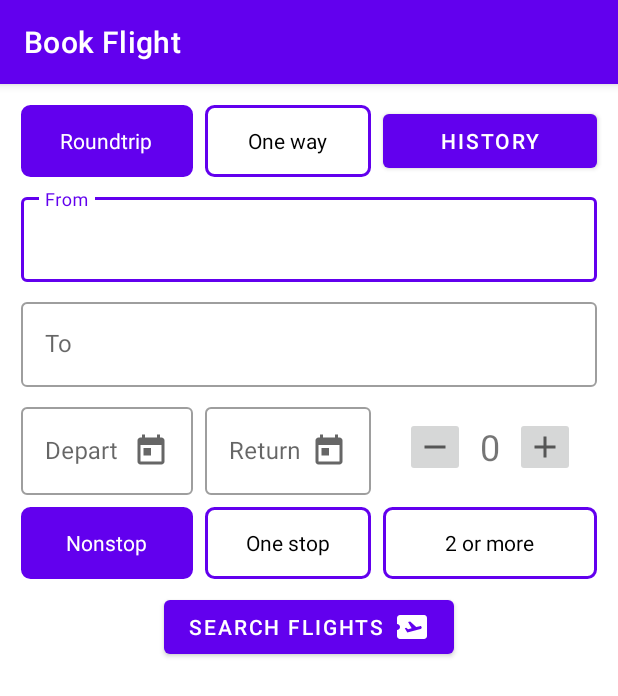
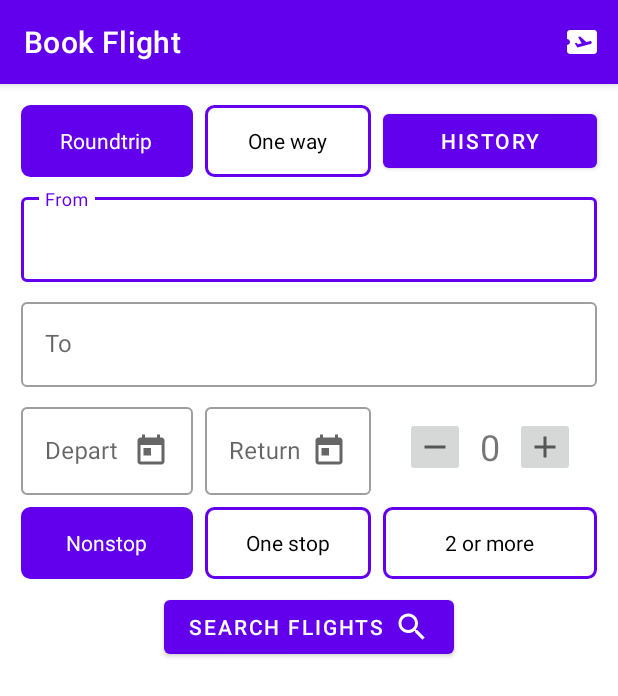
Before and after one commit to xoko14/app-vuelos-DAM2PMDM, an Android app: the ActivityBuscar screen opened directly, with no data from a screen before it, on a phone screen of 412 x 824 dp. Shown: the top 696 px of the screen. Run offline under Robolectric (Android 15) with nearby library versions, the phone set to English and light mode, and no system bars.

Commit message:
a lot of stuff now works as intended

```diff
--- a/app/src/main/java/com/xoquin/vista_ej13/ActivityBuscar.kt
+++ b/app/src/main/java/com/xoquin/vista_ej13/ActivityBuscar.kt
@@ -4,6 +4,7 @@
 import android.content.Intent
 import androidx.appcompat.app.AppCompatActivity
 import android.os.Bundle
+import android.view.Menu
 import android.view.View
 import android.widget.*
 import com.google.android.material.textfield.TextInputEditText
@@ -137,6 +138,11 @@
         }
     }
 
+    override fun onCreateOptionsMenu(menu: Menu?): Boolean {
+        menuInflater.inflate(R.menu.search_menu, menu)
+        return true
+    }
+
 
     private fun verificarNum(num: Int): Boolean{
         val toast = Toast(applicationContext)
--- /dev/null
+++ b/app/src/main/res/drawable/ic_baseline_search_24.xml
@@ -0,0 +1,5 @@
+<vector android:height="24dp" android:tint="#FFFFFF"
+    android:viewportHeight="24" android:viewportWidth="24"
+    android:width="24dp" xmlns:android="http://schemas.android.com/apk/res/android">
+    <path android:fillColor="@android:color/white" android:pathData="M15.5,14h-0.79l-0.28,-0.27C15.41,12.59 16,11.11 16,9.5 16,5.91 13.09,3 9.5,3S3,5.91 3,9.5 5.91,16 9.5,16c1.61,0 3.09,-0.59 4.23,-1.57l0.27,0.28v0.79l5,4.99L20.49,19l-4.99,-5zM9.5,14C7.01,14 5,11.99 5,9.5S7.01,5 9.5,5 14,7.01 14,9.5 11.99,14 9.5,14z"/>
+</vector>
--- a/app/src/main/res/layout/activity_buscar.xml
+++ b/app/src/main/res/layout/activity_buscar.xml
@@ -177,7 +177,7 @@
         android:layout_columnSpan="3"
         android:layout_gravity="center"
         android:text="@string/search_flights"
-        android:drawableEnd="@drawable/ic_baseline_airplane_ticket_24"
+        android:drawableEnd="@drawable/ic_baseline_search_24"
         android:drawableTint="@color/white"/>
 
     <ScrollView
--- a/app/src/main/res/layout/vuelo_layout.xml
+++ b/app/src/main/res/layout/vuelo_layout.xml
@@ -18,11 +18,11 @@
         android:layout_height="wrap_content"
         android:text="AAA"
         android:textSize="20sp"/>
-    <ImageView
+    <com.google.android.material.imageview.ShapeableImageView
         android:layout_width="wrap_content"
         android:layout_height="wrap_content"
         android:src="@drawable/ic_baseline_arrow_forward_24"
-        app:tint="@color/design_default_color_on_primary"/>
+        style="@style/image_text" />
     <TextView
         android:id="@+id/vuelo_llegada"
         android:layout_width="wrap_content"
--- /dev/null
+++ b/app/src/main/res/menu/search_menu.xml
@@ -0,0 +1,9 @@
+<?xml version="1.0" encoding="utf-8"?>
+<menu xmlns:android="http://schemas.android.com/apk/res/android"
+    xmlns:app="http://schemas.android.com/apk/res-auto">
+    <item
+        android:id="@+id/newList"
+        android:title="@string/bookings"
+        android:icon="@drawable/ic_baseline_airplane_ticket_24"
+        app:showAsAction="always" />
+</menu>
--- a/app/src/main/res/values-night/styles.xml
+++ b/app/src/main/res/values-night/styles.xml
@@ -6,4 +6,7 @@
         <item name="android:gravity">center</item>
         <item name="android:textColor">@color/custom_radio_text</item>
     </style>
+    <style name="image_text">
+        <item name="tint">#B3FFFFFF</item>
+    </style>
 </resources>
--- a/app/src/main/res/values-night/themes.xml
+++ b/app/src/main/res/values-night/themes.xml
@@ -12,5 +12,6 @@
         <!-- Status bar color. -->
         <item name="android:statusBarColor" tools:targetApi="l">?attr/colorPrimaryVariant</item>
         <!-- Customize your theme here. -->
+        <item name="colorOnSurface">@color/white</item>
     </style>
 </resources>
--- a/app/src/main/res/values/strings.xml
+++ b/app/src/main/res/values/strings.xml
@@ -23,4 +23,5 @@
     <string name="create_account">Create account</string>
     <string name="repeat_pass">Repeat password</string>
     <string name="pass_not_match">Passwords don\'t match</string>
+    <string name="bookings">Bookings</string>
 </resources>
--- a/app/src/main/res/values/styles.xml
+++ b/app/src/main/res/values/styles.xml
@@ -6,4 +6,7 @@
         <item name="android:gravity">center</item>
         <item name="android:textColor">@color/custom_radio_text</item>
     </style>
+    <style name="image_text">
+        <item name="tint">#8A000000</item>
+    </style>
 </resources>
--- a/app/src/main/res/values/themes.xml
+++ b/app/src/main/res/values/themes.xml
@@ -12,5 +12,6 @@
         <!-- Status bar color. -->
         <item name="android:statusBarColor" tools:targetApi="l">?attr/colorPrimaryVariant</item>
         <!-- Customize your theme here. -->
+        <item name="colorOnSurface">@color/black</item>
     </style>
 </resources>
```
Also changed, not shown: app/src/main/java/com/xoquin/vista_ej13/SearchResultsActivity.kt (+16 -4 lines), app/src/main/res/layout/activity_search_results.xml (+7 -1 lines), 2 other files.
